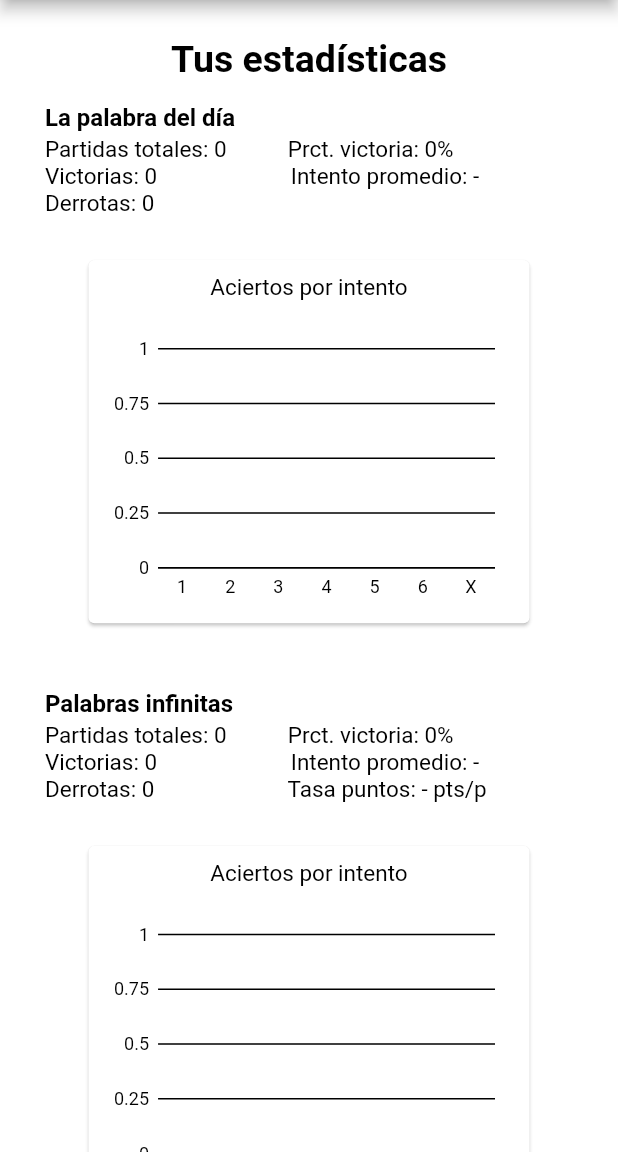
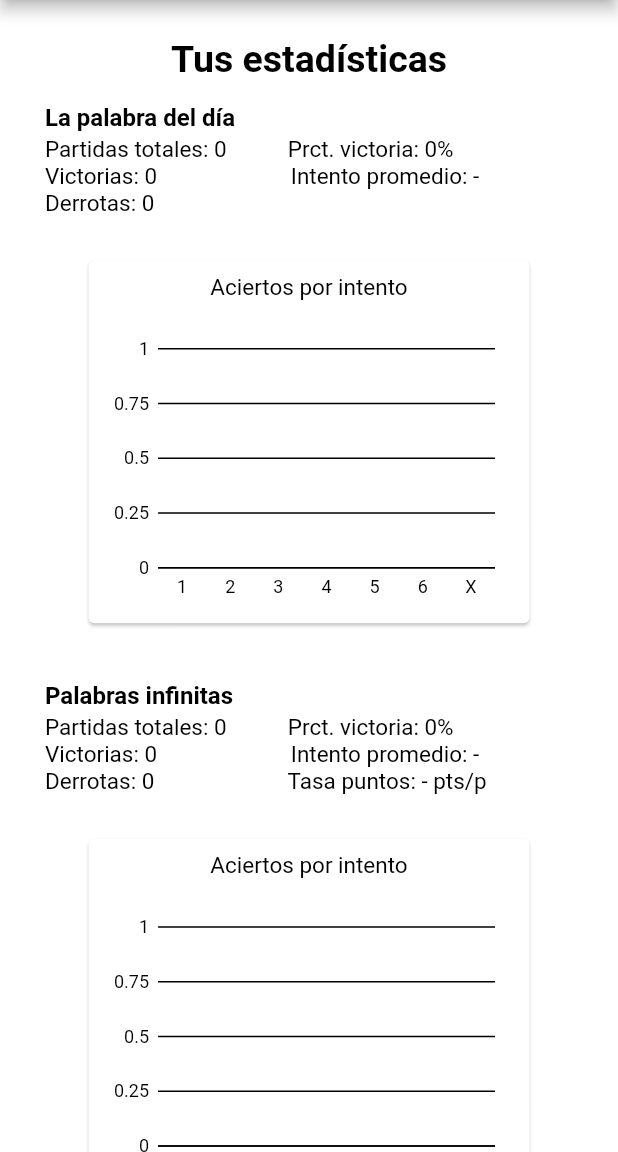
Before and after one commit to joaquinsolla/Encasillado, a Flutter app: the UserStats screen opened by its route, on a phone screen of 412 x 824 dp, the part 84-1236 px from its top. Run offline on Flutter 3.47's test engine with Material 2 defaults, Android fonts, the phone set to English and light mode, and no system bars; our stand-ins replace charts_flutter, flushbar, google_mobile_ads, shared_preferences; missing offline and left inert: mailto, social_share, twitter_intent; accounts and stored records are empty; network calls fail; Roboto replaces fonts that are missing (RaleWay).

Commit message:
Updated user_stats.dart

```diff
--- a/lib/pages/user_stats.dart
+++ b/lib/pages/user_stats.dart
@@ -194,8 +194,7 @@ class _UserStatsState extends State<UserStats> {
                     textAlign: TextAlign.left,
                   ),
                   SizedBox(height: 2.5,),
-                  Text(
-                        "Partidas totales: $totalWotdGames           Prct. victoria: $wotdPercentage%\n"
+                  Text("Partidas totales: $totalWotdGames           Prct. victoria: $wotdPercentage%\n"
                             "Victorias: $wotdHits                        Intento promedio: $wotdProm\n"
                             "Derrotas: $defeatsAtWotd",
                         style: TextStyle(
@@ -207,14 +206,12 @@ class _UserStatsState extends State<UserStats> {
                         ),
                         textAlign: TextAlign.left,
                       ),
-
                   Center(
                       child: WotdChart(
                         wotdData: wotdData,
                       )),
-
                   SizedBox(
-                    height: 15,
+                    height: 10,
                   ),
                   Text(
                     "Palabras infinitas",
@@ -228,8 +225,7 @@ class _UserStatsState extends State<UserStats> {
                     textAlign: TextAlign.left,
                   ),
                   SizedBox(height: 2.5,),
-                  Text(
-                    "Partidas totales: $totalInfiniteGames           Prct. victoria: $infinitePercentage%\n"
+                  Text("Partidas totales: $totalInfiniteGames           Prct. victoria: $infinitePercentage%\n"
                         "Victorias: $infiniteHits                        Intento promedio: $infiniteProm\n"
                         "Derrotas: $defeatsAtInfinite                        Tasa puntos: $infiniteScoreRate pts/p",
                     style: TextStyle(
@@ -241,14 +237,12 @@ class _UserStatsState extends State<UserStats> {
                     ),
                     textAlign: TextAlign.left,
                   ),
-
                   Center(
                       child: InfiniteChart(
                         infiniteData: infiniteData,
                       )),
-
                   Text(
-                    "\n*Prct.: Porcentaje\n* pts/p: Puntos por partida",
+                    "*Prct.: Porcentaje\n* pts/p: Puntos por partida",
                     style: TextStyle(
                       fontSize: 12,
                       color: appGrey,
```
